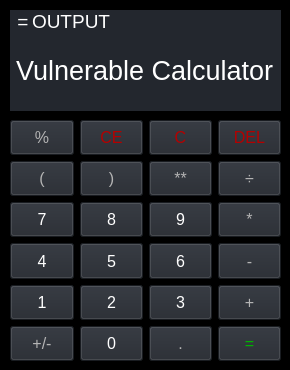
This is calculator_vuln.ui in Kolby-MacDonald/Vulnerable-Calculator as Qt 5 draws it before an edit. The edited form follows.
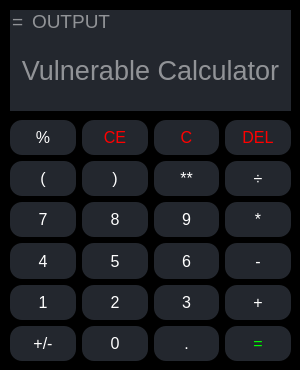
This is the edited form. Icons and pictures are not drawn.

The edit to the form file:
```diff
--- a/calculator_vuln.ui
+++ b/calculator_vuln.ui
@@ -6,7 +6,7 @@
    <rect>
     <x>0</x>
     <y>0</y>
-    <width>290</width>
+    <width>300</width>
     <height>370</height>
    </rect>
   </property>
@@ -18,13 +18,13 @@
   </property>
   <property name="minimumSize">
    <size>
-    <width>290</width>
+    <width>300</width>
     <height>370</height>
    </size>
   </property>
   <property name="maximumSize">
    <size>
-    <width>290</width>
+    <width>300</width>
     <height>370</height>
    </size>
   </property>
@@ -42,7 +42,8 @@
    <string/>
   </property>
   <property name="styleSheet">
-   <string notr="true">background-color: rgb(0, 0, 0);</string>
+   <string notr="true">background-color: rgb(0, 0, 0);
+border-radius:12px;</string>
   </property>
   <property name="windowFilePath">
    <string/>
@@ -65,7 +66,7 @@
      <rect>
       <x>30</x>
       <y>10</y>
-      <width>251</width>
+      <width>261</width>
       <height>21</height>
      </rect>
     </property>
@@ -103,6 +104,18 @@
 color: rgb(255, 255, 255);</string>
     </property>
     <property name="text">
+     <string/>
+    </property>
+    <property name="frame">
+     <bool>false</bool>
+    </property>
+    <property name="alignment">
+     <set>Qt::AlignLeading|Qt::AlignLeft|Qt::AlignVCenter</set>
+    </property>
+    <property name="readOnly">
+     <bool>true</bool>
+    </property>
+    <property name="placeholderText">
      <string>OUTPUT</string>
     </property>
     <property name="frame">
@@ -120,7 +133,7 @@
      <rect>
       <x>10</x>
       <y>30</y>
-      <width>271</width>
+      <width>281</width>
       <height>81</height>
      </rect>
     </property>
@@ -149,10 +162,11 @@
     </property>
     <property name="styleSheet">
      <string notr="true">background-color: rgb(35, 39, 46);
-color: rgb(255, 255, 255);</string>
+color: rgb(255, 255, 255);
+border-radius:0;</string>
     </property>
     <property name="text">
-     <string>Vulnerable Calculator</string>
+     <string/>
     </property>
     <property name="maxLength">
      <number>32774</number>
@@ -163,13 +177,16 @@
     <property name="alignment">
      <set>Qt::AlignCenter</set>
     </property>
+    <property name="placeholderText">
+     <string>Vulnerable Calculator</string>
+    </property>
    </widget>
    <widget class="QWidget" name="layoutWidget">
     <property name="geometry">
      <rect>
       <x>10</x>
       <y>120</y>
-      <width>271</width>
+      <width>281</width>
       <height>241</height>
      </rect>
     </property>
@@ -204,7 +221,7 @@
        </property>
        <property name="styleSheet">
         <string notr="true">background-color: rgb(35, 39, 46);
-color: rgb(180, 0, 0);</string>
+color: rgb(255, 0, 0);</string>
        </property>
        <property name="text">
         <string>C</string>
@@ -235,7 +252,8 @@
        </property>
        <property name="styleSheet">
         <string notr="true">background-color: rgb(35, 39, 46);
-color: rgb(180, 180, 180);</string>
+color:white;
+border-radius:12px;</string>
        </property>
        <property name="text">
         <string>+</string>
@@ -328,7 +346,8 @@
        </property>
        <property name="styleSheet">
         <string notr="true">background-color: rgb(35, 39, 46);
-color: rgb(180, 180, 180);</string>
+color:white;
+border-radius:12px;</string>
        </property>
        <property name="text">
         <string>-</string>
@@ -359,7 +378,8 @@
        </property>
        <property name="styleSheet">
         <string notr="true">background-color: rgb(35, 39, 46);
-color: rgb(180, 180, 180);</string>
+color:white;
+border-radius:12px;</string>
        </property>
        <property name="text">
         <string>)</string>
@@ -390,7 +410,8 @@
        </property>
        <property name="styleSheet">
         <string notr="true">background-color: rgb(35, 39, 46);
-color: rgb(180, 180, 180);</string>
+color:white;
+border-radius:12px;</string>
        </property>
        <property name="text">
         <string>*</string>
@@ -452,7 +473,8 @@
        </property>
        <property name="styleSheet">
         <string notr="true">background-color: rgb(35, 39, 46);
-color: rgb(180, 180, 180);</string>
+color:white;
+border-radius:12px;</string>
        </property>
        <property name="text">
         <string>%</string>
@@ -483,7 +505,8 @@
        </property>
        <property name="styleSheet">
         <string notr="true">background-color: rgb(35, 39, 46);
-color: rgb(180, 180, 180);</string>
+color:white;
+border-radius:12px;</string>
        </property>
        <property name="text">
         <string>.</string>
@@ -545,7 +568,8 @@
        </property>
        <property name="styleSheet">
         <string notr="true">background-color: rgb(35, 39, 46);
-color: rgb(180, 180, 180);</string>
+color:white;
+border-radius:12px;</string>
        </property>
        <property name="text">
         <string>**</string>
@@ -607,7 +631,7 @@
        </property>
        <property name="styleSheet">
         <string notr="true">background-color: rgb(35, 39, 46);
-color: rgb(0, 180, 0);</string>
+color: rgb(0, 255, 0);</string>
        </property>
        <property name="text">
         <string>=</string>
@@ -638,7 +662,7 @@
        </property>
        <property name="styleSheet">
         <string notr="true">background-color: rgb(35, 39, 46);
-color: rgb(180, 0, 0);</string>
+color: rgb(255, 0, 0);</string>
        </property>
        <property name="text">
         <string>DEL</string>
@@ -669,7 +693,8 @@
        </property>
        <property name="styleSheet">
         <string notr="true">background-color: rgb(35, 39, 46);
-color: rgb(180, 180, 180);</string>
+color:white;
+border-radius:12px;</string>
        </property>
        <property name="text">
         <string>+/-</string>
@@ -731,7 +756,8 @@
        </property>
        <property name="styleSheet">
         <string notr="true">background-color: rgb(35, 39, 46);
-color: rgb(180, 180, 180);</string>
+color:white;
+border-radius:12px;</string>
        </property>
        <property name="text">
         <string>(</string>
@@ -824,7 +850,8 @@
        </property>
        <property name="styleSheet">
         <string notr="true">background-color: rgb(35, 39, 46);
-color: rgb(180, 180, 180);</string>
+color:white;
+border-radius:12px;</string>
        </property>
        <property name="text">
         <string>÷</string>
@@ -917,7 +944,7 @@
        </property>
        <property name="styleSheet">
         <string notr="true">background-color: rgb(35, 39, 46);
-color: rgb(180, 0, 0);</string>
+color: rgb(255, 0, 0);</string>
        </property>
        <property name="text">
         <string>CE</string>
@@ -972,7 +999,7 @@
 color: rgb(255, 255, 255);</string>
     </property>
     <property name="text">
-     <string> =</string>
+     <string/>
     </property>
     <property name="frame">
      <bool>false</bool>
@@ -983,6 +1010,9 @@
     <property name="readOnly">
      <bool>true</bool>
     </property>
+    <property name="placeholderText">
+     <string>=</string>
+    </property>
    </widget>
   </widget>
  </widget>
```
Left out of the diff: 11 changed lines with no effect on the pictures.
